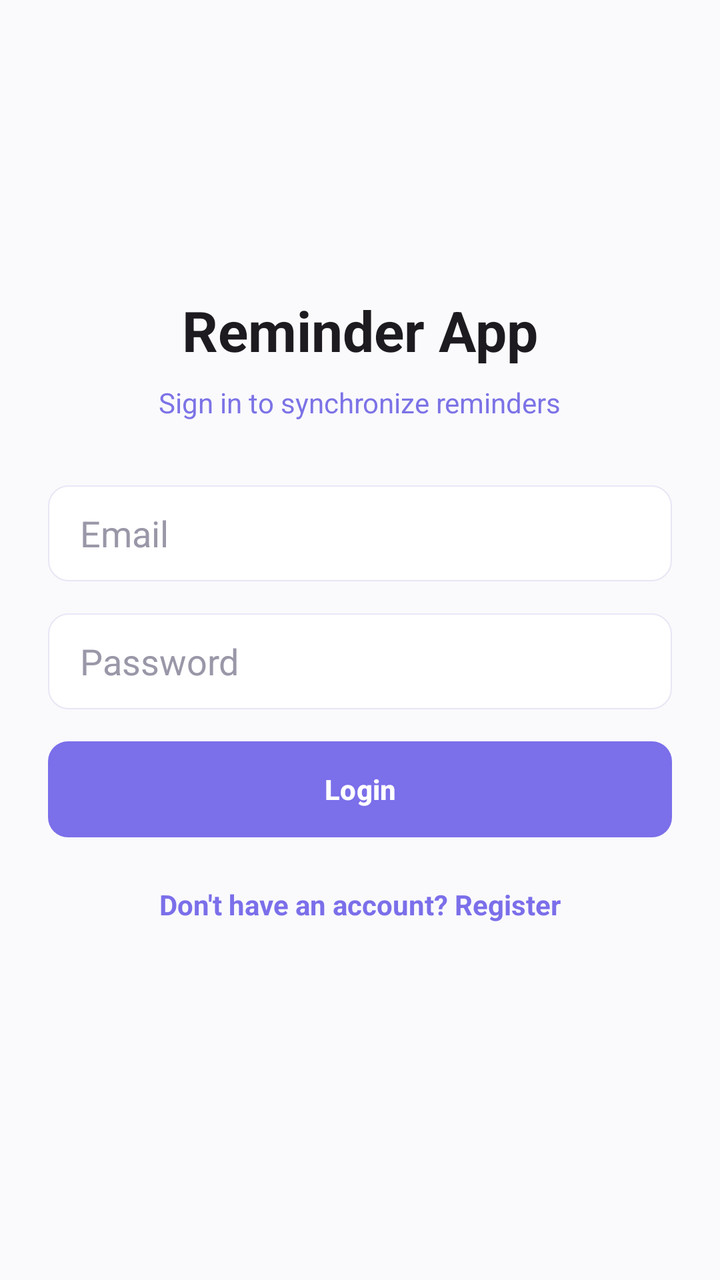
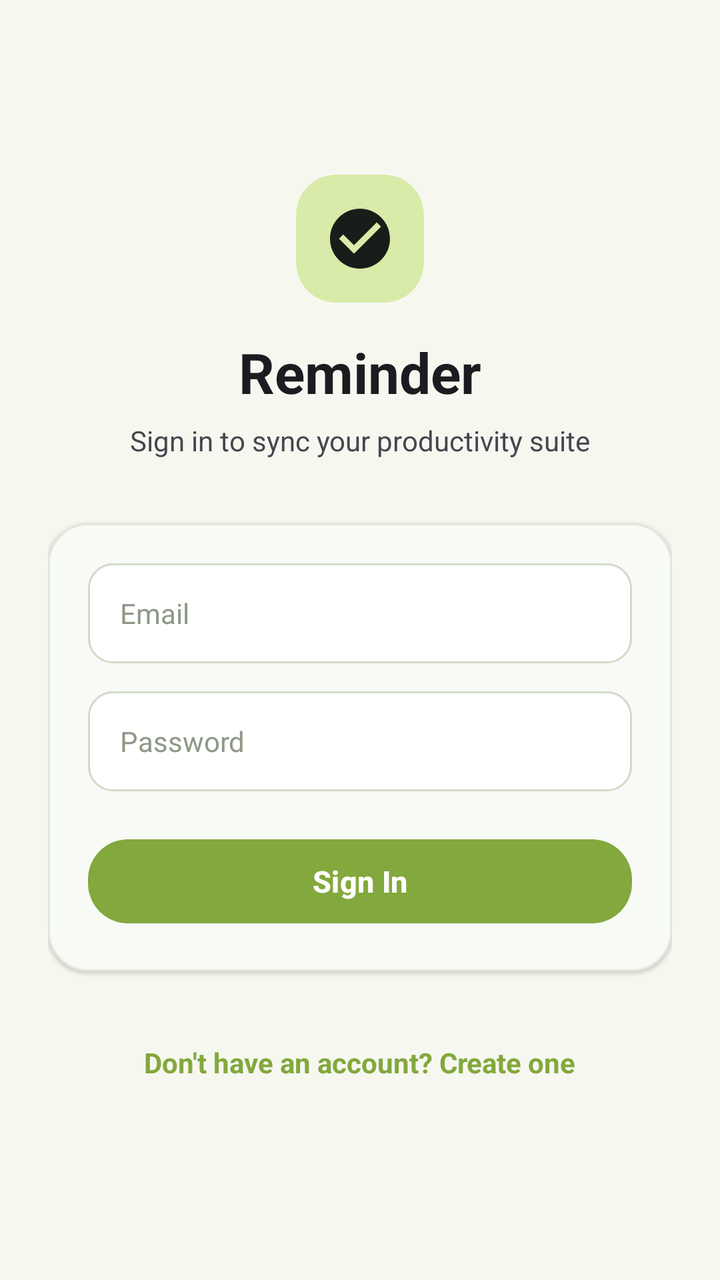

Before-and-after screenshots of an Android layout around one commit, followed by the original layout XML and the change that was made.
<!-- AndroidManifest.xml: application theme Theme.Reminder -->
<!-- res/layout/activity_login.xml -->
<?xml version="1.0" encoding="utf-8"?>
<ScrollView xmlns:android="http://schemas.android.com/apk/res/android"
    android:layout_width="match_parent"
    android:layout_height="match_parent"
    android:fillViewport="true"
    android:background="?android:attr/windowBackground">

    <LinearLayout
        android:layout_width="match_parent"
        android:layout_height="wrap_content"
        android:orientation="vertical"
        android:padding="24dp"
        android:gravity="center">

        <TextView
            android:layout_width="wrap_content"
            android:layout_height="wrap_content"
            android:text="Reminder App"
            android:textSize="28sp"
            android:textColor="?android:attr/textColorPrimary"
            android:textStyle="bold"
            android:layout_marginBottom="8dp" />

        <TextView
            android:layout_width="wrap_content"
            android:layout_height="wrap_content"
            android:text="Sign in to synchronize reminders"
            android:textSize="14sp"
            android:textColor="@color/colorTextMuted"
            android:layout_marginBottom="32dp" />

        <EditText
            android:id="@+id/emailInput"
            android:layout_width="match_parent"
            android:layout_height="48dp"
            android:hint="Email"
            android:inputType="textEmailAddress"
            android:background="@drawable/rounded_edittext"
            android:paddingHorizontal="16dp"
            android:textColor="?android:attr/textColorPrimary"
            android:textColorHint="@color/colorHint"
            android:layout_marginBottom="16dp" />

        <EditText
            android:id="@+id/passwordInput"
            android:layout_width="match_parent"
            android:layout_height="48dp"
            android:hint="Password"
            android:inputType="textPassword"
            android:background="@drawable/rounded_edittext"
            android:paddingHorizontal="16dp"
            android:textColor="?android:attr/textColorPrimary"
            android:textColorHint="@color/colorHint"
            android:layout_marginBottom="16dp" />

        <Button
            android:id="@+id/btnLogin"
            android:layout_width="match_parent"
            android:layout_height="48dp"
            android:text="Login"
            android:background="@drawable/rounded_primary_button"
            android:textColor="@android:color/white"
            android:textStyle="bold"
            android:layout_marginBottom="16dp" />

        <TextView
            android:id="@+id/btnGoToRegister"
            android:layout_width="wrap_content"
            android:layout_height="wrap_content"
            android:text="Don't have an account? Register"
            android:textColor="@color/accent_purple"
            android:textSize="14sp"
            android:textStyle="bold"
            android:padding="8dp"
            android:layout_marginBottom="24dp"
            android:clickable="true"
            android:focusable="true" />

        <ProgressBar
            android:id="@+id/progressBar"
            android:layout_width="wrap_content"
            android:layout_height="wrap_content"
            android:visibility="gone"
            android:layout_marginTop="8dp"/>

    </LinearLayout>
</ScrollView>
<!-- resources referenced by this layout -->
<resources>
  <color name="accent_purple">@color/colorAccent</color>
  <color name="colorHint">#9A97A8</color>
  <color name="colorTextMuted">@color/light_text_muted</color>
  <!-- drawable rounded_edittext (drawable) -->
  <?xml version="1.0" encoding="utf-8"?>
  <shape xmlns:android="http://schemas.android.com/apk/res/android"
      android:shape="rectangle">
      <solid android:color="@color/colorInputBackground" />
      <stroke android:width="0.5dp" android:color="@color/colorInputBorder" />
      <corners android:radius="10dp" />
  </shape>
  <!-- drawable rounded_primary_button (drawable) -->
  <?xml version="1.0" encoding="utf-8"?>
  <ripple xmlns:android="http://schemas.android.com/apk/res/android"
      android:color="?attr/colorControlHighlight">
      <item android:id="@android:id/mask">
          <shape android:shape="rectangle">
              <solid android:color="@android:color/white" />
              <corners android:radius="10dp" />
          </shape>
      </item>
      <item>
          <shape android:shape="rectangle">
              <solid android:color="@color/colorAccent" />
              <corners android:radius="10dp" />
          </shape>
      </item>
  </ripple>
  <style name="Theme.Reminder" parent="Theme.Material3.DayNight.NoActionBar">
          <item name="colorPrimary">@color/accent_purple</item>
          <item name="colorOnPrimary">@color/white</item>
          <item name="colorSecondary">@color/accent_purple</item>
          <item name="colorOnSecondary">@color/white</item>
          <item name="android:statusBarColor">@color/colorBackground</item>
          <item name="android:windowLightStatusBar" tools:targetApi="m">true</item>
          <item name="android:timePickerMode">spinner</item>
  
          
          <item name="android:windowBackground">@color/light_background</item>
          <item name="colorSurface">@color/light_surface</item>
          <item name="colorOnSurface">@color/light_text_primary</item>
      </style>
  <color name="colorAccent">@color/light_primary</color>
  <color name="light_text_muted">#7C73E6</color>
  <color name="colorInputBackground">@color/light_input_bg</color>
  <color name="colorInputBorder">@color/light_input_border</color>
  <color name="colorBackground">@color/light_background</color>
  <color name="light_background">#FAFAFC</color>
  <color name="light_surface">#FFFFFF</color>
  <color name="light_text_primary">#1D1B20</color>
  <color name="light_primary">#7B6FEA</color>
  <color name="light_input_bg">#FFFFFF</color>
  <color name="light_input_border">#E8E6F5</color>
  <!-- unchanged entries left out for length: 1 -->
</resources>

<!-- the commit's change to res/layout/activity_login.xml (unified diff, before → after) -->
@@ -1,5 +1,6 @@
 <?xml version="1.0" encoding="utf-8"?>
 <ScrollView xmlns:android="http://schemas.android.com/apk/res/android"
+    xmlns:app="http://schemas.android.com/apk/res-auto"
     android:layout_width="match_parent"
     android:layout_height="match_parent"
     android:fillViewport="true"
@@ -12,76 +13,116 @@
         android:padding="24dp"
         android:gravity="center">
 
-        <TextView
-            android:layout_width="wrap_content"
-            android:layout_height="wrap_content"
-            android:text="Reminder App"
-            android:textSize="28sp"
-            android:textColor="?android:attr/textColorPrimary"
-            android:textStyle="bold"
-            android:layout_marginBottom="8dp" />
+        
+        <com.google.android.material.card.MaterialCardView
+            android:layout_width="64dp"
+            android:layout_height="64dp"
+            style="?attr/materialCardViewFilledStyle"
+            app:cardCornerRadius="20dp"
+            app:cardBackgroundColor="@color/gl_tertiary"
+            app:cardElevation="0dp"
+            app:strokeWidth="0dp"
+            android:layout_marginBottom="16dp">
+
+            <ImageView
+                android:layout_width="36dp"
+                android:layout_height="36dp"
+                android:layout_gravity="center"
+                android:src="@drawable/ic_ms_check_circle"
+                app:tint="@color/gl_graphite"
+                android:contentDescription="Brand logo" />
+        </com.google.android.material.card.MaterialCardView>
 
         <TextView
             android:layout_width="wrap_content"
             android:layout_height="wrap_content"
-            android:text="Sign in to synchronize reminders"
+            android:text="Reminder"
+            android:textSize="28sp"
+            android:textColor="?android:attr/textColorPrimary"
+            android:textStyle="bold"
+            android:layout_marginBottom="6dp" />
+
+        <TextView
+            android:layout_width="wrap_content"
+            android:layout_height="wrap_content"
+            android:text="Sign in to sync your productivity suite"
             android:textSize="14sp"
-            android:textColor="@color/colorTextMuted"
+            android:textColor="?android:attr/textColorSecondary"
             android:layout_marginBottom="32dp" />
 
-        <EditText
-            android:id="@+id/emailInput"
+        <com.google.android.material.card.MaterialCardView
+            style="@style/Widget.Reminder.CardView"
             android:layout_width="match_parent"
-            android:layout_height="48dp"
-            android:hint="Email"
-            android:inputType="textEmailAddress"
-            android:background="@drawable/rounded_edittext"
-            android:paddingHorizontal="16dp"
-            android:textColor="?android:attr/textColorPrimary"
-            android:textColorHint="@color/colorHint"
-            android:layout_marginBottom="16dp" />
+            android:layout_height="wrap_content"
+            app:cardCornerRadius="20dp"
+            android:layout_marginBottom="24dp">
 
-        <EditText
-            android:id="@+id/passwordInput"
-            android:layout_width="match_parent"
-            android:layout_height="48dp"
-            android:hint="Password"
-            android:inputType="textPassword"
-            android:background="@drawable/rounded_edittext"
-            android:paddingHorizontal="16dp"
-            android:textColor="?android:attr/textColorPrimary"
-            android:textColorHint="@color/colorHint"
-            android:layout_marginBottom="16dp" />
+            <LinearLayout
+                android:layout_width="match_parent"
+                android:layout_height="wrap_content"
+                android:orientation="vertical"
+                android:padding="20dp">
 
-        <Button
-            android:id="@+id/btnLogin"
-            android:layout_width="match_parent"
-            android:layout_height="48dp"
-            android:text="Login"
-            android:background="@drawable/rounded_primary_button"
-            android:textColor="@android:color/white"
-            android:textStyle="bold"
-            android:layout_marginBottom="16dp" />
+                <EditText
+                    android:id="@+id/emailInput"
+                    android:layout_width="match_parent"
+                    android:layout_height="50dp"
+                    android:hint="Email"
+                    android:inputType="textEmailAddress"
+                    android:background="@drawable/rounded_edittext"
+                    android:paddingHorizontal="16dp"
+                    android:textColor="?android:attr/textColorPrimary"
+                    android:textColorHint="@color/colorHint"
+                    android:textSize="14sp"
+                    android:layout_marginBottom="14dp"
+                    android:autofillHints="emailAddress" />
+
+                <EditText
+                    android:id="@+id/passwordInput"
+                    android:layout_width="match_parent"
+                    android:layout_height="50dp"
+                    android:hint="Password"
+                    android:inputType="textPassword"
+                    android:background="@drawable/rounded_edittext"
+                    android:paddingHorizontal="16dp"
+                    android:textColor="?android:attr/textColorPrimary"
+                    android:textColorHint="@color/colorHint"
+                    android:textSize="14sp"
+                    android:layout_marginBottom="20dp"
+                    android:autofillHints="password" />
+
+                <com.google.android.material.button.MaterialButton
+                    android:id="@+id/btnLogin"
+                    style="@style/Widget.Reminder.Button.Primary"
+                    android:layout_width="match_parent"
+                    android:layout_height="50dp"
+                    android:text="Sign In"
+                    android:textSize="15sp"
+                    android:textStyle="bold" />
+
+            </LinearLayout>
+        </com.google.android.material.card.MaterialCardView>
 
         <TextView
             android:id="@+id/btnGoToRegister"
             android:layout_width="wrap_content"
             android:layout_height="wrap_content"
-            android:text="Don't have an account? Register"
-            android:textColor="@color/accent_purple"
+            android:text="Don't have an account? Create one"
+            android:textColor="@color/gl_primary"
             android:textSize="14sp"
             android:textStyle="bold"
-            android:padding="8dp"
-            android:layout_marginBottom="24dp"
+            android:padding="12dp"
             android:clickable="true"
-            android:focusable="true" />
+            android:focusable="true"
+            android:background="?android:attr/selectableItemBackground" />
 
         <ProgressBar
             android:id="@+id/progressBar"
             android:layout_width="wrap_content"
             android:layout_height="wrap_content"
             android:visibility="gone"
-            android:layout_marginTop="8dp"/>
+            android:layout_marginTop="12dp"
+            android:indeterminateTint="@color/gl_primary" />
 
     </LinearLayout>
 </ScrollView>
<!-- resource entries referenced after the edit -->
@@ -1,58 +1,147 @@
 <!-- resources referenced by this layout -->
 <resources>
-  <color name="accent_purple">@color/colorAccent</color>
-  <color name="colorHint">#9A97A8</color>
-  <color name="colorTextMuted">@color/light_text_muted</color>
+  <color name="colorHint">#8E9885</color>
+  <color name="gl_graphite">#191D19</color>
+  <color name="gl_primary">#83A83D</color>
+  <color name="gl_tertiary">#D9EBA9</color>
+  <!-- drawable ic_ms_check_circle (drawable) -->
+  <vector xmlns:android="http://schemas.android.com/apk/res/android"
+      android:width="24dp"
+      android:height="24dp"
+      android:viewportWidth="24"
+      android:viewportHeight="24"
+      android:tint="?attr/colorControlNormal">
+      <path
+          android:fillColor="@android:color/white"
+          android:pathData="M12,2C6.48,2 2,6.48 2,12s4.48,10 10,10 10,-4.48 10,-10S17.52,2 12,2zm-2,15l-5,-5 1.41,-1.41L10,14.17l7.59,-7.59L19,8l-9,9z" />
+  </vector>
   <!-- drawable rounded_edittext (drawable) -->
   <?xml version="1.0" encoding="utf-8"?>
   <shape xmlns:android="http://schemas.android.com/apk/res/android"
       android:shape="rectangle">
       <solid android:color="@color/colorInputBackground" />
-      <stroke android:width="0.5dp" android:color="@color/colorInputBorder" />
-      <corners android:radius="10dp" />
+      <stroke android:width="1dp" android:color="@color/colorInputBorder" />
+      <corners android:radius="12dp" />
   </shape>
-  <!-- drawable rounded_primary_button (drawable) -->
-  <?xml version="1.0" encoding="utf-8"?>
-  <ripple xmlns:android="http://schemas.android.com/apk/res/android"
-      android:color="?attr/colorControlHighlight">
-      <item android:id="@android:id/mask">
-          <shape android:shape="rectangle">
-              <solid android:color="@android:color/white" />
-              <corners android:radius="10dp" />
-          </shape>
-      </item>
-      <item>
-          <shape android:shape="rectangle">
-              <solid android:color="@color/colorAccent" />
-              <corners android:radius="10dp" />
-          </shape>
-      </item>
-  </ripple>
+  <style name="Widget.Reminder.Button.Primary" parent="Widget.Material3.Button">
+          <item name="backgroundTint">@color/gl_primary</item>
+          <item name="android:textColor">@color/white</item>
+          <item name="cornerRadius">20dp</item>
+          <item name="android:minHeight">@dimen/touch_target_min</item>
+          <item name="rippleColor">#33FFFFFF</item>
+      </style>
+  <style name="Widget.Reminder.CardView" parent="Widget.Material3.CardView.Filled">
+          <item name="cardBackgroundColor">@color/colorSurface</item>
+          <item name="strokeColor">@color/colorDivider</item>
+          <item name="strokeWidth">@dimen/card_stroke_width</item>
+          <item name="cardElevation">@dimen/card_elevation</item>
+          <item name="shapeAppearanceOverlay">@style/ShapeAppearance.Reminder.Card</item>
+      </style>
   <style name="Theme.Reminder" parent="Theme.Material3.DayNight.NoActionBar">
-          <item name="colorPrimary">@color/accent_purple</item>
+          
+          <item name="colorPrimary">@color/gl_primary</item>
           <item name="colorOnPrimary">@color/white</item>
-          <item name="colorSecondary">@color/accent_purple</item>
-          <item name="colorOnSecondary">@color/white</item>
+          <item name="colorPrimaryContainer">@color/gl_tertiary</item>
+          <item name="colorOnPrimaryContainer">#1B2609</item>
+  
+          
+          <item name="colorSecondary">@color/gl_secondary</item>
+          <item name="colorOnSecondary">@color/gl_graphite</item>
+          <item name="colorSecondaryContainer">@color/gl_surface_elevated</item>
+          <item name="colorOnSecondaryContainer">@color/gl_graphite</item>
+          <item name="colorTertiary">@color/gl_tertiary</item>
+          <item name="colorOnTertiary">@color/gl_graphite</item>
+  
+          
+          <item name="android:windowBackground">@color/colorBackground</item>
+          <item name="colorSurface">@color/colorSurface</item>
+          <item name="colorOnSurface">@color/colorTextPrimary</item>
+          <item name="colorSurfaceVariant">@color/colorSurfaceVariant</item>
+          <item name="colorOnSurfaceVariant">@color/colorTextSecondary</item>
+          <item name="colorOutline">@color/colorSurfaceBorder</item>
+          <item name="colorOutlineVariant">@color/colorDivider</item>
+  
+          
+          <item name="colorError">@color/colorDelete</item>
+          <item name="colorOnError">@color/white</item>
+          <item name="colorErrorContainer">@color/colorDeleteContainer</item>
+          <item name="colorOnErrorContainer">@color/colorOnDeleteContainer</item>
+  
+          
           <item name="android:statusBarColor">@color/colorBackground</item>
           <item name="android:windowLightStatusBar" tools:targetApi="m">true</item>
-          <item name="android:timePickerMode">spinner</item>
+          <item name="android:navigationBarColor">@color/colorBackground</item>
+          <item name="android:windowLightNavigationBar" tools:targetApi="o_mr1">true</item>
   
           
-          <item name="android:windowBackground">@color/light_background</item>
-          <item name="colorSurface">@color/light_surface</item>
-          <item name="colorOnSurface">@color/light_text_primary</item>
+          <item name="android:windowAnimationStyle">@style/Animation.Reminder.Activity</item>
+  
+          
+          <item name="materialCardViewStyle">@style/Widget.Reminder.CardView</item>
+          <item name="materialButtonStyle">@style/Widget.Reminder.Button.Primary</item>
+          <item name="textInputStyle">@style/Widget.Reminder.TextInputLayout</item>
+          <item name="bottomNavigationStyle">@style/Widget.Reminder.BottomNavigation</item>
+          <item name="materialAlertDialogTheme">@style/ThemeOverlay.Reminder.MaterialAlertDialog</item>
       </style>
-  <color name="colorAccent">@color/light_primary</color>
-  <color name="light_text_muted">#7C73E6</color>
-  <color name="colorInputBackground">@color/light_input_bg</color>
-  <color name="colorInputBorder">@color/light_input_border</color>
-  <color name="colorBackground">@color/light_background</color>
-  <color name="light_background">#FAFAFC</color>
-  <color name="light_surface">#FFFFFF</color>
-  <color name="light_text_primary">#1D1B20</color>
-  <color name="light_primary">#7B6FEA</color>
-  <color name="light_input_bg">#FFFFFF</color>
-  <color name="light_input_border">#E8E6F5</color>
+  <color name="colorInputBackground">@color/gl_surface</color>
+  <color name="colorInputBorder">@color/gl_outline</color>
+  <dimen name="touch_target_min">48dp</dimen>
+  <color name="colorSurface">@color/gl_surface</color>
+  <color name="colorDivider">@color/gl_outline_variant</color>
+  <dimen name="card_stroke_width">1dp</dimen>
+  <dimen name="card_elevation">1dp</dimen>
+  <style name="ShapeAppearance.Reminder.Card" parent="ShapeAppearance.Material3.Corner.Medium">
+          <item name="cornerSize">16dp</item>
+      </style>
+  <color name="gl_secondary">#B2D66C</color>
+  <color name="gl_surface_elevated">#F0F3E8</color>
+  <color name="colorBackground">@color/gl_background</color>
+  <color name="colorTextPrimary">@color/gl_text_primary</color>
+  <color name="colorSurfaceVariant">@color/gl_surface_elevated</color>
+  <color name="colorTextSecondary">@color/gl_text_secondary</color>
+  <color name="colorSurfaceBorder">@color/gl_outline</color>
+  <color name="colorDelete">#BA1A1A</color>
+  <color name="colorDeleteContainer">#FFDAD6</color>
+  <color name="colorOnDeleteContainer">#410002</color>
+  <style name="Animation.Reminder.Activity" parent="@android:style/Animation.Activity">
+          <item name="android:activityOpenEnterAnimation">@anim/slide_in_right</item>
+          <item name="android:activityOpenExitAnimation">@anim/slide_out_left</item>
+          <item name="android:activityCloseEnterAnimation">@anim/slide_in_left</item>
+          <item name="android:activityCloseExitAnimation">@anim/slide_out_right</item>
+      </style>
+  <style name="Widget.Reminder.TextInputLayout" parent="Widget.Material3.TextInputLayout.OutlinedBox">
+          <item name="boxStrokeColor">@color/gl_primary</item>
+          <item name="boxCornerRadiusTopStart">12dp</item>
+          <item name="boxCornerRadiusTopEnd">12dp</item>
+          <item name="boxCornerRadiusBottomStart">12dp</item>
+          <item name="boxCornerRadiusBottomEnd">12dp</item>
+          <item name="hintTextColor">@color/gl_primary</item>
+          <item name="boxStrokeWidth">1dp</item>
+          <item name="boxStrokeWidthFocused">2dp</item>
+      </style>
+  <style name="Widget.Reminder.BottomNavigation" parent="Widget.Material3.BottomNavigationView">
+          <item name="backgroundTint">@color/colorSurface</item>
+          <item name="itemIconTint">@color/nav_item_icon_tint</item>
+          <item name="itemTextColor">@color/nav_item_text_tint</item>
+          <item name="itemActiveIndicatorStyle">@style/Widget.Reminder.BottomNavigation.Indicator</item>
+          <item name="elevation">3dp</item>
+      </style>
+  <style name="ThemeOverlay.Reminder.MaterialAlertDialog" parent="ThemeOverlay.Material3.MaterialAlertDialog">
+          <item name="shapeAppearanceOverlay">@style/ShapeAppearance.Reminder.Card</item>
+          <item name="colorSurface">@color/colorSurface</item>
+          <item name="colorPrimary">@color/gl_primary</item>
+      </style>
+  <color name="gl_surface">#FFFFFF</color>
+  <color name="gl_outline">#D2DAC7</color>
+  <color name="gl_outline_variant">#E2E8DC</color>
+  <color name="gl_background">#F6F8F0</color>
+  <color name="gl_text_primary">#191D19</color>
+  <color name="gl_text_secondary">#596250</color>
+  <style name="Widget.Reminder.BottomNavigation.Indicator" parent="Widget.Material3.BottomNavigationView.ActiveIndicator">
+          <item name="android:color">@color/gl_tertiary</item>
+          <item name="android:width">60dp</item>
+          <item name="android:height">32dp</item>
+      </style>
   <!-- unchanged entries left out for length: 1 -->
 </resources>
 
